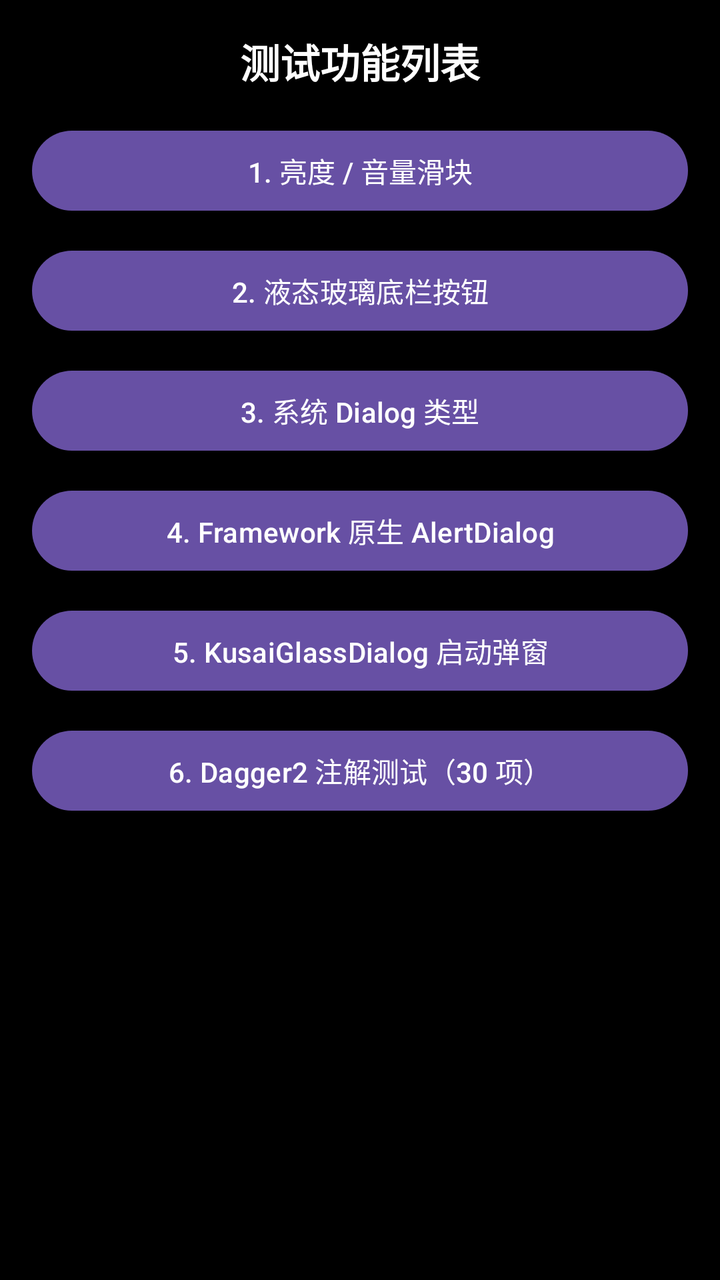
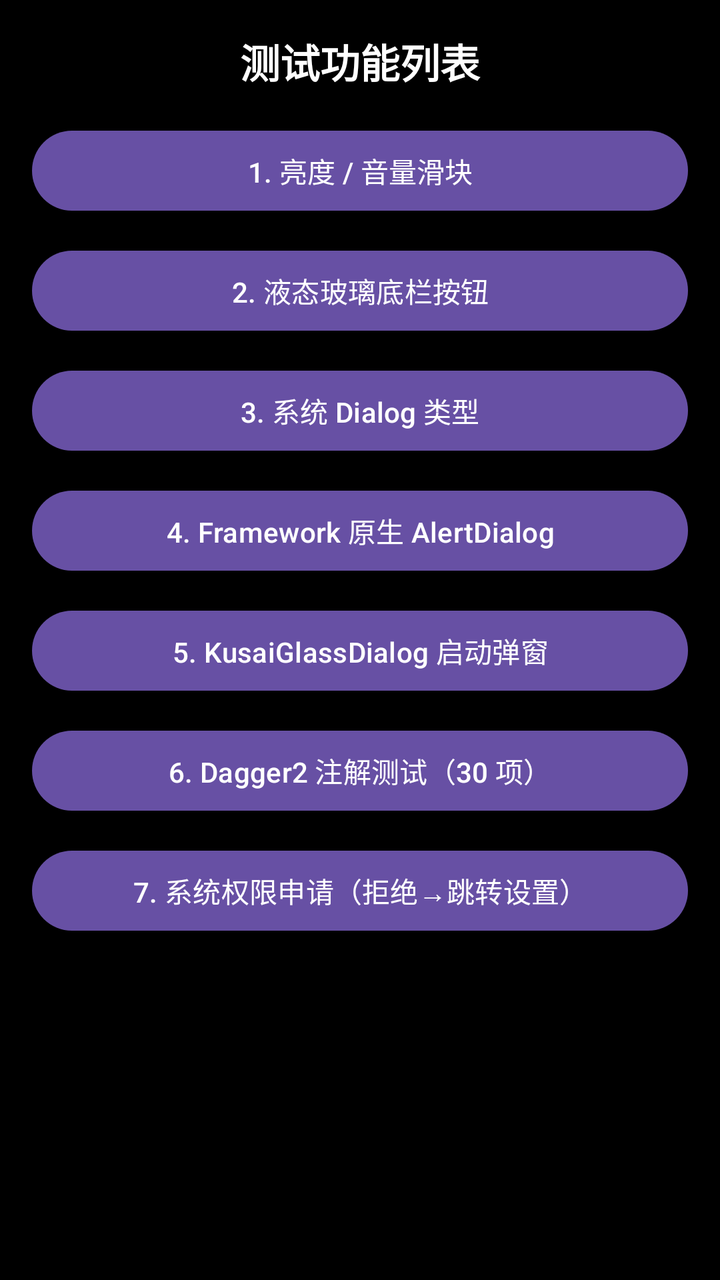

An Android layout rendered at two revisions. The XML below is the earlier revision; the diff shows what the commit changed to produce the second picture.
<!-- AndroidManifest.xml: application theme Theme.TestDemo -->
<!-- res/layout/activity_test_list.xml -->
<?xml version="1.0" encoding="utf-8"?>
<ScrollView xmlns:android="http://schemas.android.com/apk/res/android"
    android:layout_width="match_parent"
    android:layout_height="match_parent"
    android:background="#FF000000"
    android:fillViewport="true">

    <LinearLayout
        android:layout_width="match_parent"
        android:layout_height="wrap_content"
        android:orientation="vertical"
        android:padding="16dp">

        <TextView
            android:layout_width="match_parent"
            android:layout_height="wrap_content"
            android:layout_marginBottom="16dp"
            android:gravity="center"
            android:text="测试功能列表"
            android:textColor="#FFFFFFFF"
            android:textSize="20sp"
            android:textStyle="bold" />

        <Button
            android:id="@+id/btn_main"
            android:layout_width="match_parent"
            android:layout_height="wrap_content"
            android:layout_marginBottom="12dp"
            android:text="1. 亮度 / 音量滑块" />

        <Button
            android:id="@+id/btn_glass_footer"
            android:layout_width="match_parent"
            android:layout_height="wrap_content"
            android:layout_marginBottom="12dp"
            android:text="2. 液态玻璃底栏按钮" />

        <Button
            android:id="@+id/btn_system_dialog"
            android:layout_width="match_parent"
            android:layout_height="wrap_content"
            android:layout_marginBottom="12dp"
            android:text="3. 系统 Dialog 类型" />

        <Button
            android:id="@+id/btn_framework_dialog"
            android:layout_width="match_parent"
            android:layout_height="wrap_content"
            android:layout_marginBottom="12dp"
            android:text="4. Framework 原生 AlertDialog" />

        <Button
            android:id="@+id/btn_glass_dialog_launch"
            android:layout_width="match_parent"
            android:layout_height="wrap_content"
            android:layout_marginBottom="12dp"
            android:text="5. KusaiGlassDialog 启动弹窗" />

        <Button
            android:id="@+id/btn_dagger_annotation"
            android:layout_width="match_parent"
            android:layout_height="wrap_content"
            android:layout_marginBottom="12dp"
            android:text="6. Dagger2 注解测试（30 项）" />

    </LinearLayout>
</ScrollView>
<!-- resources referenced by this layout -->
<resources>
  <style name="Theme.TestDemo" parent="Base.Theme.TestDemo" />
  <style name="Base.Theme.TestDemo" parent="Theme.Material3.DayNight.NoActionBar">
          
          
          
          <item name="android:alertDialogTheme">@android:style/Theme.DeviceDefault.Light.Dialog.Alert</item>
      </style>
</resources>

<!-- the commit's change to res/layout/activity_test_list.xml (unified diff, before → after) -->
@@ -63,5 +63,12 @@
             android:layout_marginBottom="12dp"
             android:text="6. Dagger2 注解测试（30 项）" />
 
+        <Button
+            android:id="@+id/btn_permission_demo"
+            android:layout_width="match_parent"
+            android:layout_height="wrap_content"
+            android:layout_marginBottom="12dp"
+            android:text="7. 系统权限申请（拒绝→跳转设置）" />
+
     </LinearLayout>
 </ScrollView>
